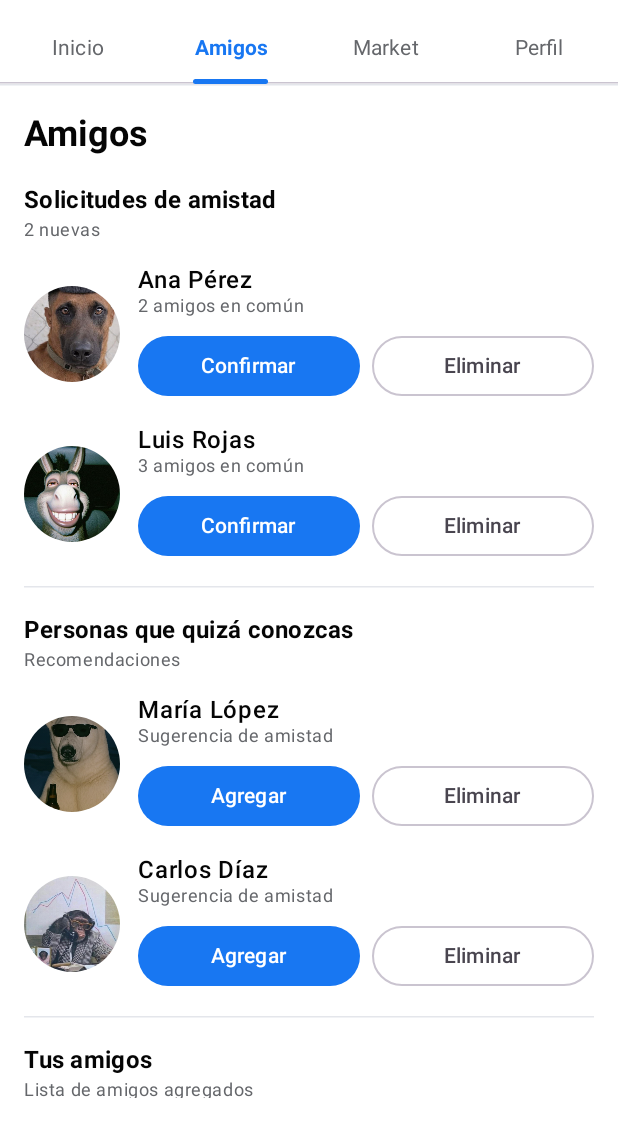
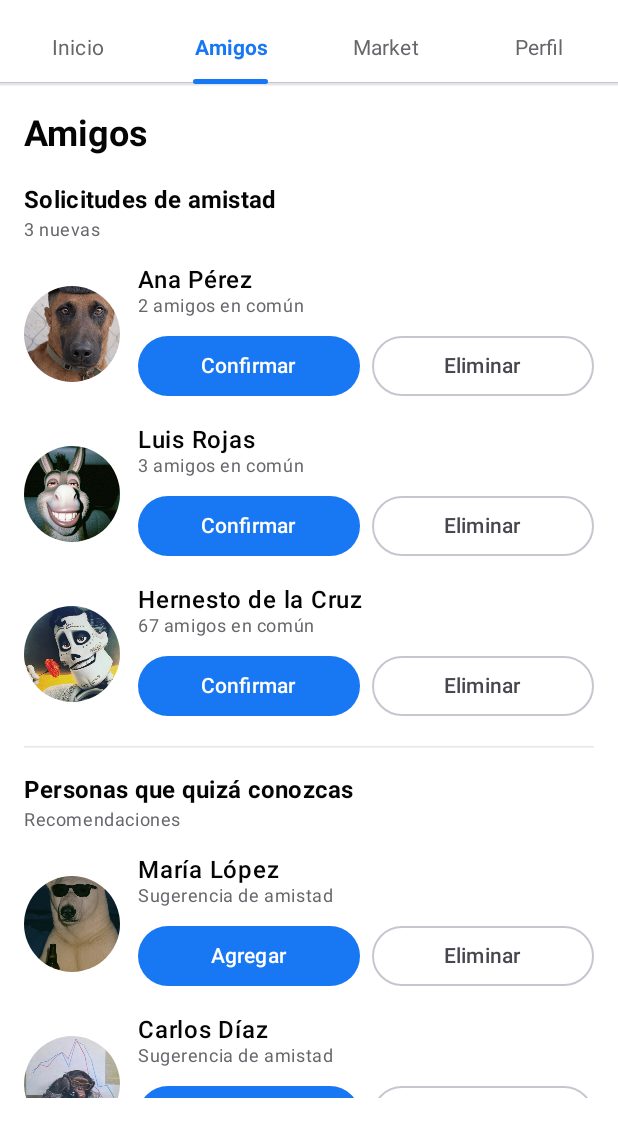
Before and after one commit to josenacho567-eng/facebook, an Android app built with Jetpack Compose: the screen it shows after launch (MainActivity), tab 2 chosen, on a phone screen of 412 x 824 dp, the part 114-1236 px from its top. Run offline under Robolectric (Android 15) with nearby library versions, the phone set to English and light mode, and no system bars.

Commit message:
Agregar nombres y fotos a la sección de amigos

```diff
--- a/app/src/main/java/com/example/facebook/ui/screens/FriendsScreen.kt
+++ b/app/src/main/java/com/example/facebook/ui/screens/FriendsScreen.kt
@@ -54,7 +54,8 @@ private data class Persona(
 // Cambia los nombres, fotos y detalles por los que tú quieras mostrar.
 private val solicitudes = listOf(
     Persona("Ana Pérez", R.drawable.foto_solicitud_1, "2 amigos en común"),
-    Persona("Luis Rojas", R.drawable.foto_solicitud_2, "3 amigos en común")
+    Persona("Luis Rojas", R.drawable.foto_solicitud_2, "3 amigos en común"),
+    Persona("Hernesto de la Cruz", R.drawable.foto_solucitud_3,"67 amigos en común")
 )
 
 // Estas son las dos personas sugeridas.
```
Also changed, not shown: app/src/main/res/drawable-nodpi/foto_solucitud_3.png (added).
